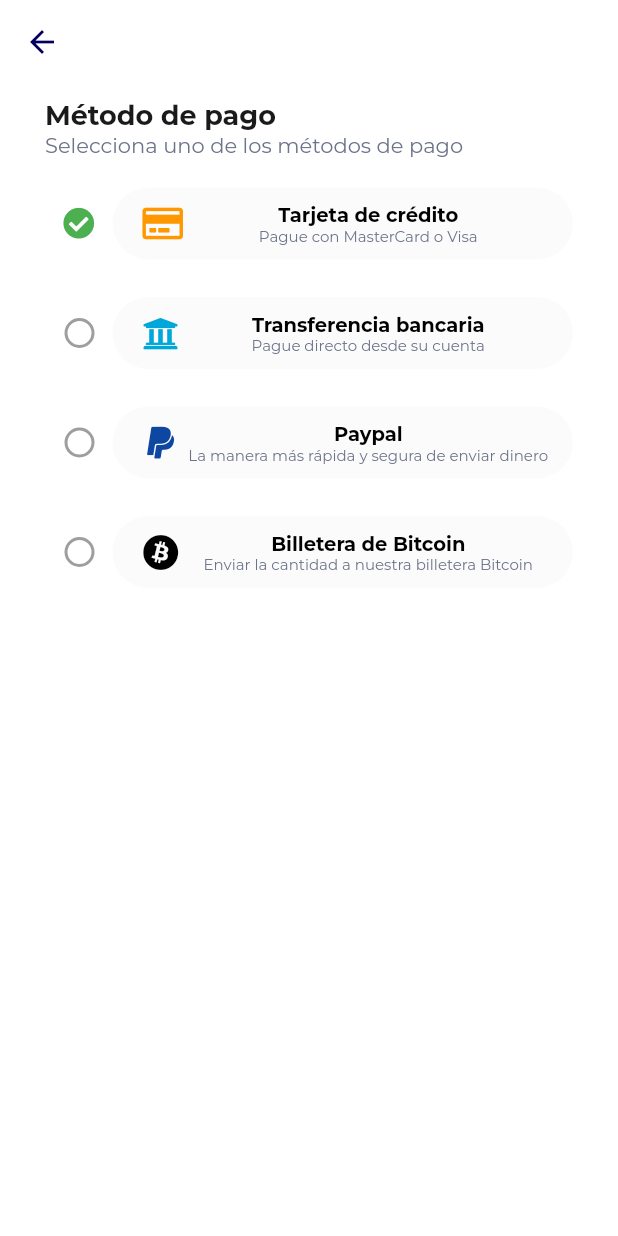
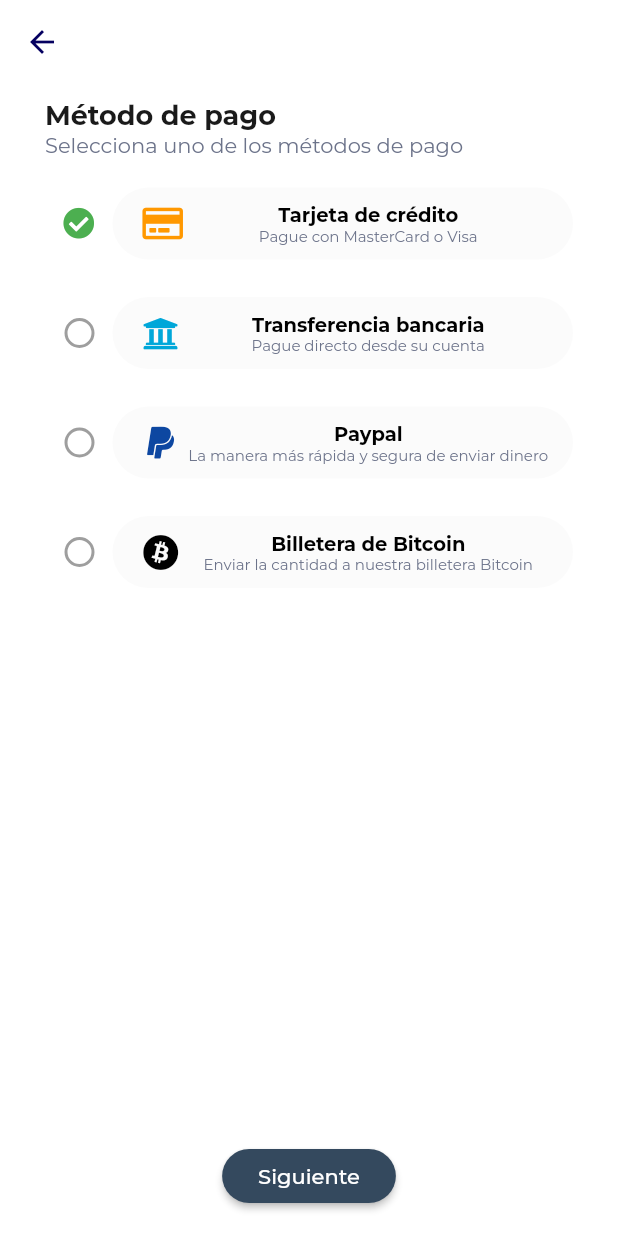
Before and after one commit to edalvb/uieco, a Flutter app: the screen it shows after launch, on a phone screen of 412 x 824 dp. Run offline on Flutter 3.47's test engine with Material 2 defaults, Android fonts, the phone set to English and light mode, and no system bars; our stand-ins replace font_awesome_flutter; project files that could hold a hidden picture were left out.

Commit message:
Métodos de pago 4 de 4

```diff
--- a/lib/main.dart
+++ b/lib/main.dart
@@ -1,4 +1,5 @@
 import 'package:flutter/material.dart';
+import 'package:uieco/ui/pages/payment_details.dart';
 import 'package:uieco/ui/pages/payment_method.dart';
 
 void main() => runApp(MyApp());
@@ -17,12 +18,17 @@ class MyApp extends StatelessWidget {
             color: Color(0xff050060),
           ),
         ),
+        buttonTheme: ButtonThemeData(
+          buttonColor: Color(0xFF34495E),
+          textTheme: ButtonTextTheme.primary
+        ),
         scaffoldBackgroundColor: Colors.white,
       ),
       title: "Flujo de Pago",
       initialRoute: '/',
       routes: {
         '/': (context) => PaymentMethodPage(),
+        '/details': (context) => PaymentDetails(),
       },
     );
   }
--- a/lib/ui/pages/payment_method.dart
+++ b/lib/ui/pages/payment_method.dart
@@ -88,6 +88,12 @@ class _PaymentMethodPageState extends State<PaymentMethodPage> {
           ],
         ),
       ),
+      floatingActionButton: RaisedButton(
+        child: Text("Siguiente"),
+        onPressed: () => _showDetails(context),
+        shape: RoundedRectangleBorder(borderRadius: BorderRadius.circular(25)),
+      ),
+      floatingActionButtonLocation: FloatingActionButtonLocation.centerFloat,
     );
   }
 
@@ -96,4 +102,8 @@ class _PaymentMethodPageState extends State<PaymentMethodPage> {
       this.paymentSelected = value;
     });
   }
+
+  _showDetails(BuildContext context) {
+    Navigator.pushNamed(context, "/details");
+  }
 }
```
Also changed, not shown: lib/ui/pages/payment_details.dart (added, +13 -0 lines).
